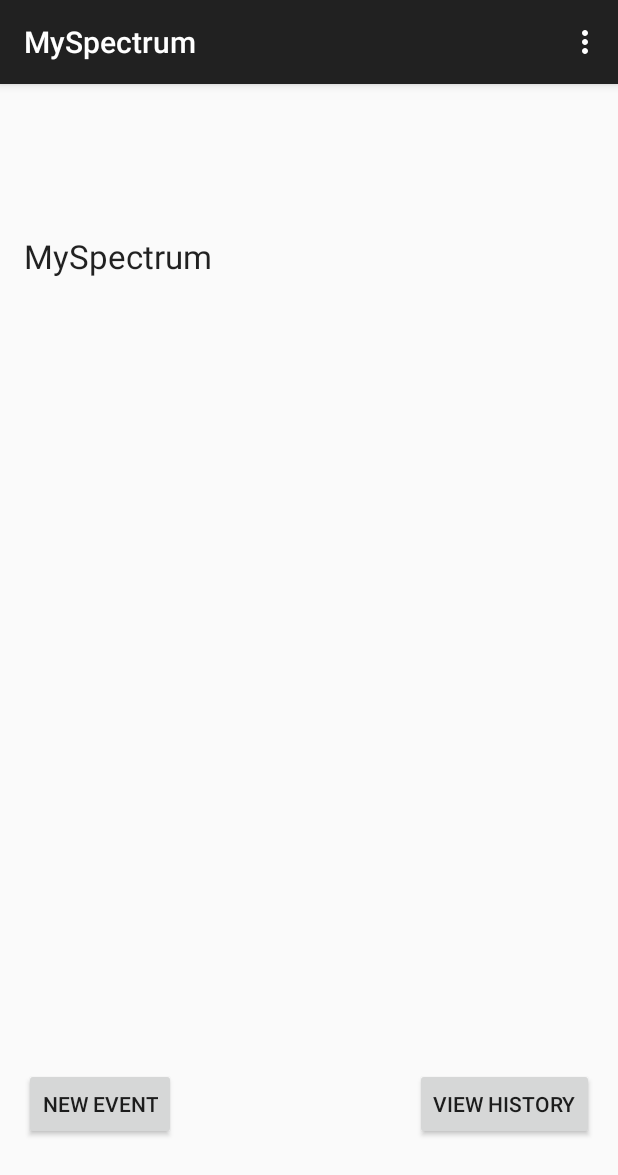
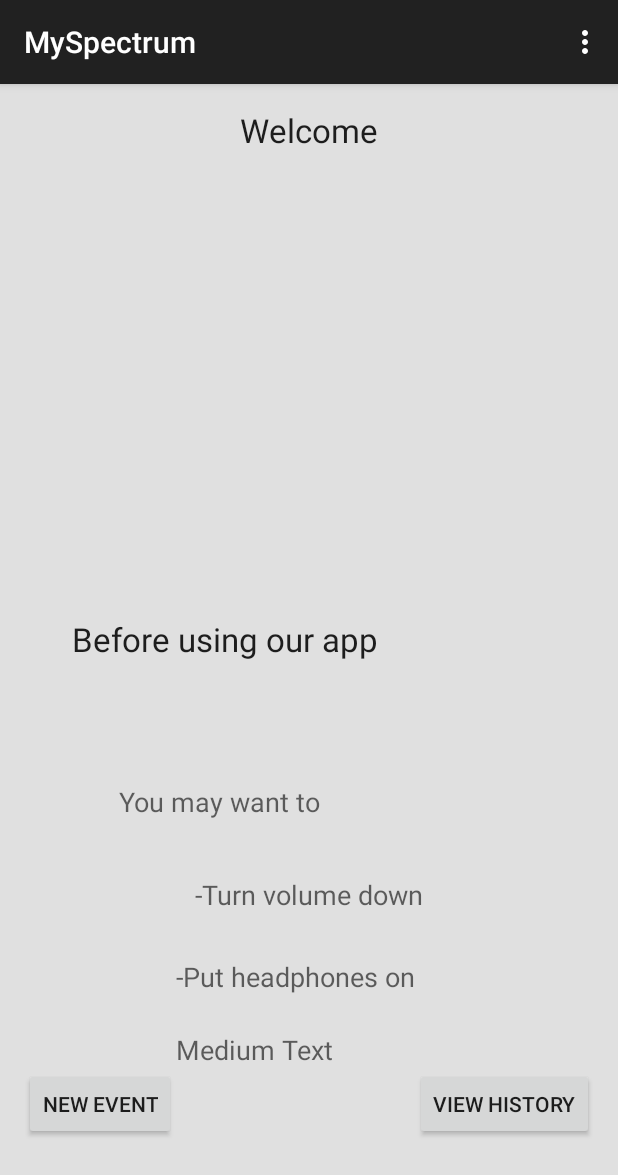
Before and after one commit to wHavelin/HackHarvard, an Android app: the screen it shows after launch (MainActivity), on a phone screen of 412 x 824 dp. Shown: the top 1175 px of the screen. Run offline under Robolectric (Android 15) with nearby library versions, the phone set to English and light mode, and no system bars; our stand-ins replace ButterKnife, Shimmer.

Commit message:
main page layout

```diff
--- a/app/src/main/res/layout/activity_main.xml
+++ b/app/src/main/res/layout/activity_main.xml
@@ -6,22 +6,14 @@
     android:paddingLeft="@dimen/activity_horizontal_margin"
     android:paddingRight="@dimen/activity_horizontal_margin"
     android:paddingTop="@dimen/activity_vertical_margin"
-    tools:context=".MainActivity">
+    tools:context=".MainActivity"
+    android:background="@color/material_grey_300">
 
     <com.facebook.shimmer.ShimmerFrameLayout
         android:id="@+id/shimmer_view_container"
         android:layout_width="wrap_content"
         android:layout_height="wrap_content">
 
-        <TextView
-            android:id="@+id/textView"
-            android:layout_width="wrap_content"
-            android:layout_height="wrap_content"
-            android:layout_alignParentTop="true"
-            android:layout_centerHorizontal="true"
-            android:layout_marginTop="84dp"
-            android:text="MySpectrum"
-            android:textAppearance="?android:attr/textAppearanceLarge" />
     </com.facebook.shimmer.ShimmerFrameLayout>
 
     <Button
@@ -44,4 +36,78 @@
         android:layout_alignParentRight="true"
         android:layout_alignParentEnd="true"
         android:onClick="viewHistory" />
+
+    <TextView
+        android:id="@+id/textView"
+        android:layout_width="wrap_content"
+        android:layout_height="wrap_content"
+        android:text="Welcome"
+        android:textAppearance="?android:attr/textAppearanceLarge"
+        android:layout_below="@+id/shimmer_view_container"
+        android:layout_centerHorizontal="true" />
+
+    <TextView
+        android:layout_width="wrap_content"
+        android:layout_height="wrap_content"
+        android:textAppearance="?android:attr/textAppearanceLarge"
+        android:text="Before using our app"
+        android:id="@+id/textView2"
+        android:layout_above="@+id/textView3"
+        android:layout_alignRight="@+id/textView"
+        android:layout_alignEnd="@+id/textView"
+        android:layout_marginBottom="81dp" />
+
+    <TextView
+        android:layout_width="wrap_content"
+        android:layout_height="wrap_content"
+        android:textAppearance="?android:attr/textAppearanceMedium"
+        android:text="You may want to"
+        android:id="@+id/textView3"
+        android:layout_above="@+id/newEventBtn"
+        android:layout_alignLeft="@+id/textView2"
+        android:layout_alignStart="@+id/textView2"
+        android:layout_marginLeft="31dp"
+        android:layout_marginStart="31dp"
+        android:layout_marginBottom="165dp" />
+
+    <TextView
+        android:layout_width="wrap_content"
+        android:layout_height="wrap_content"
+        android:textAppearance="?android:attr/textAppearanceMedium"
+        android:text="-Turn volume down"
+        android:id="@+id/textView4"
+        android:layout_alignTop="@+id/textView3"
+        android:layout_centerHorizontal="true"
+        android:layout_marginTop="62dp" />
+
+    <TextView
+        android:layout_width="wrap_content"
+        android:layout_height="wrap_content"
+        android:textAppearance="?android:attr/textAppearanceSmall"
+        android:id="@+id/textView5"
+        android:layout_below="@+id/textView4"
+        android:layout_toRightOf="@+id/newEventBtn"
+        android:layout_toEndOf="@+id/newEventBtn"
+        android:layout_marginTop="30dp" />
+
+    <TextView
+        android:layout_width="wrap_content"
+        android:layout_height="wrap_content"
+        android:textAppearance="?android:attr/textAppearanceMedium"
+        android:text="-Put headphones on"
+        android:id="@+id/textView6"
+        android:layout_alignTop="@+id/textView5"
+        android:layout_toRightOf="@+id/textView5"
+        android:layout_toEndOf="@+id/textView5" />
+
+    <TextView
+        android:layout_width="wrap_content"
+        android:layout_height="wrap_content"
+        android:textAppearance="?android:attr/textAppearanceMedium"
+        android:text="Medium Text"
+        android:id="@+id/textView7"
+        android:layout_above="@+id/newEventBtn"
+        android:layout_toRightOf="@+id/newEventBtn"
+        android:layout_toEndOf="@+id/newEventBtn" />
+
 </RelativeLayout>
```
